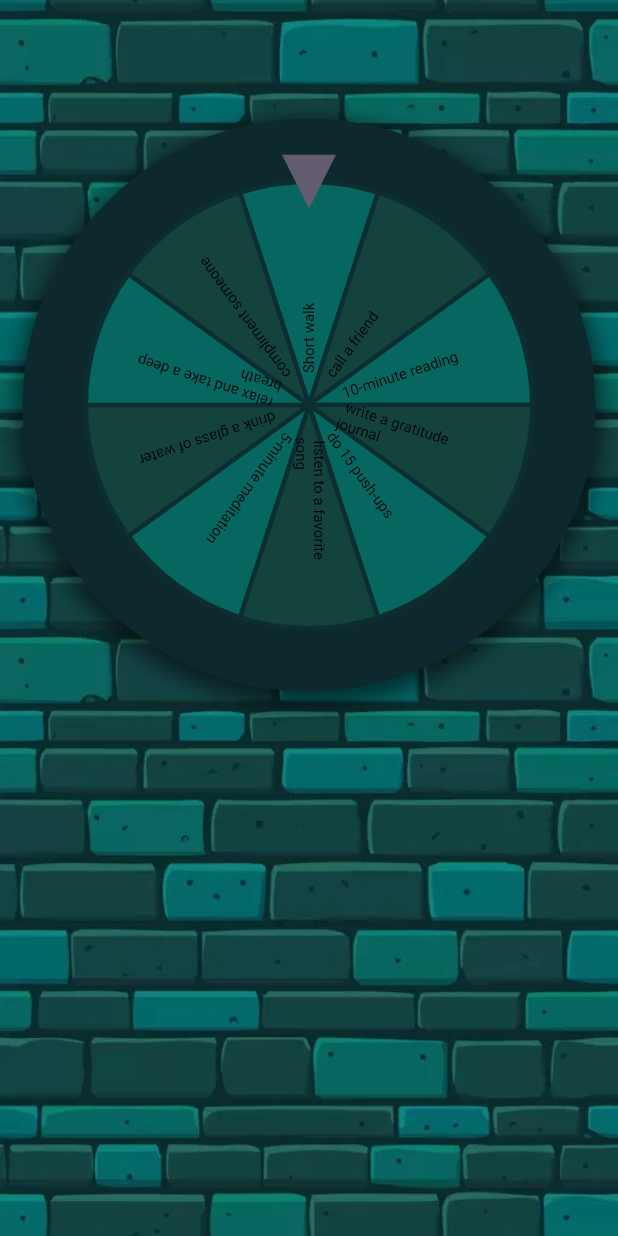
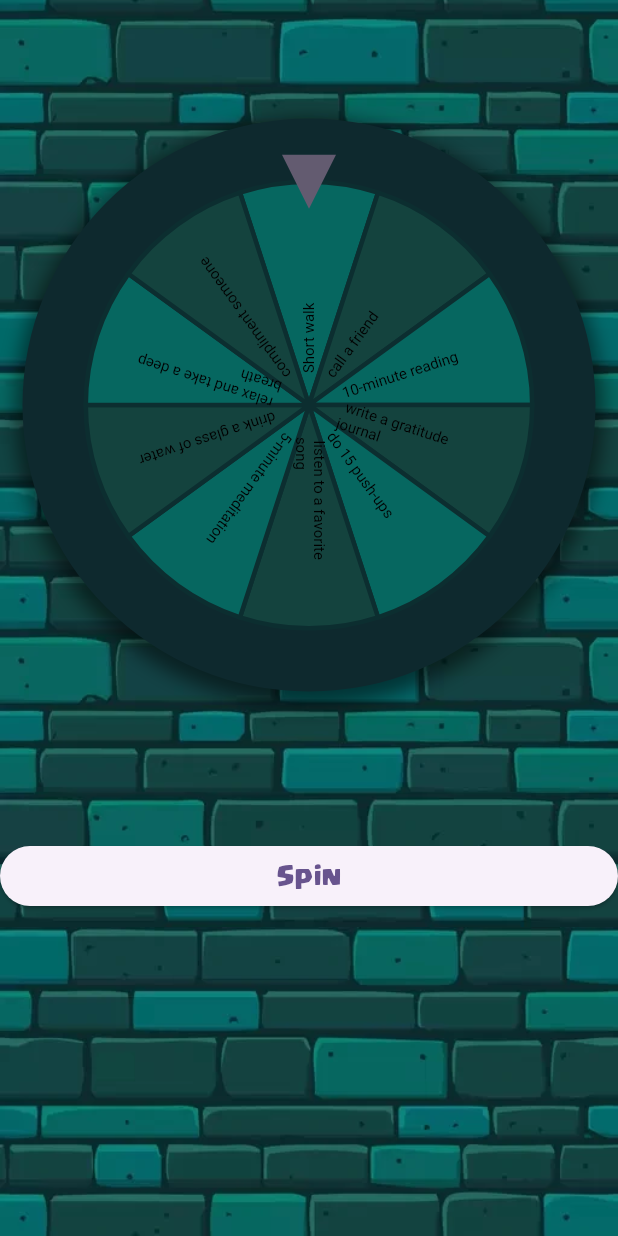
Before and after one commit to siddastic/code_frame, a Flutter app: the GameScreen screen opened by its route, on a phone screen of 412 x 824 dp. Run offline on Flutter 3.47's test engine with Material 3 defaults, Android fonts, the phone set to English and light mode, and no system bars; drawn by our look-alikes of flutter_fortune_wheel.

Commit message:
add spin button

```diff
--- a/lib/screens/game_screen.dart
+++ b/lib/screens/game_screen.dart
@@ -1,6 +1,8 @@
 import 'dart:async';
+import 'dart:math';
 
 import 'package:code_frame/widgets/background.dart';
+import 'package:code_frame/widgets/space.dart';
 import 'package:flutter/material.dart';
 import 'package:flutter_fortune_wheel/flutter_fortune_wheel.dart';
 
@@ -28,7 +30,7 @@ class _GameScreenState extends State<GameScreen> {
   Widget build(BuildContext context) {
     return Scaffold(
       body: Background(
-        child: Column(
+        child: ListView(
           children: [
             Container(
               padding: const EdgeInsets.all(5),
@@ -80,6 +82,13 @@ class _GameScreenState extends State<GameScreen> {
                 ),
               ),
             ),
+            const Space(20),
+            ElevatedButton(
+              onPressed: () {
+                selected.add(Random().nextInt(items.length));
+              },
+              child: const Text("Spin"),
+            ),
           ],
         ),
       ),
```
